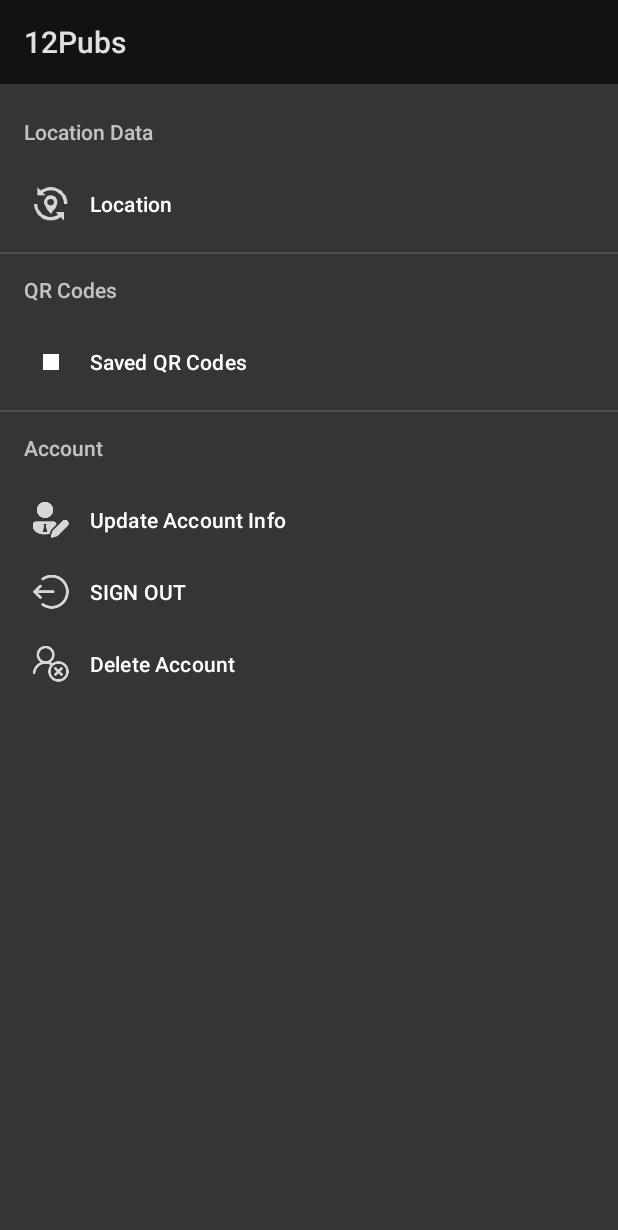
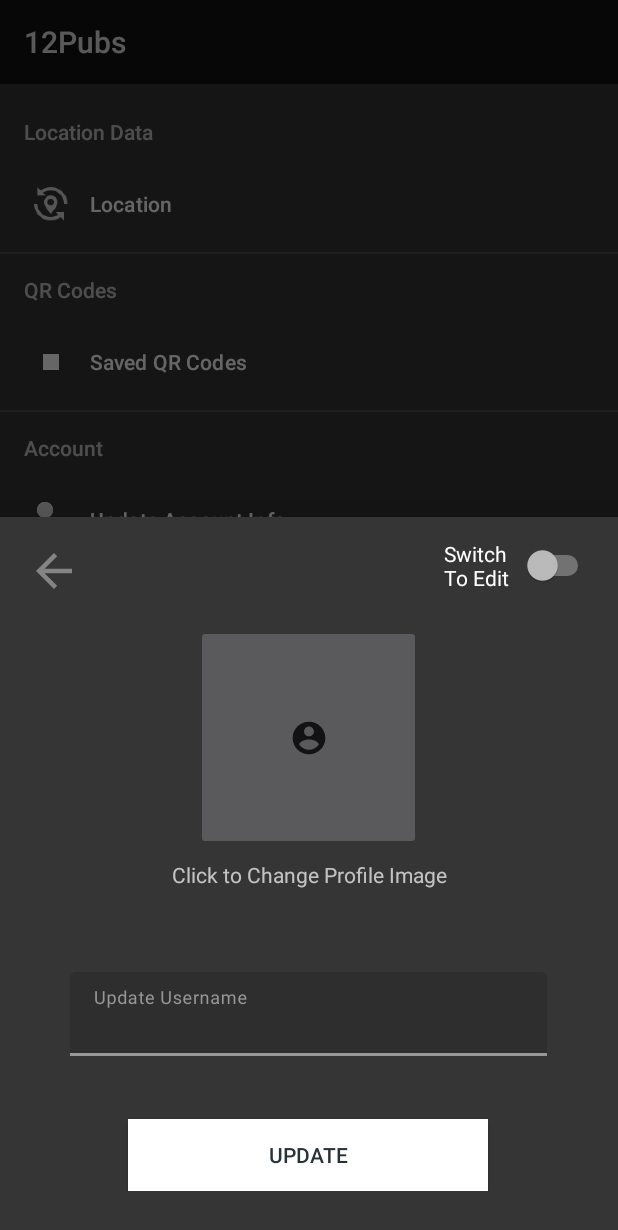
Before and after one commit to IzaacDoyle/12Pubs, an Android app: the fragment SettingsFragment shown on its own in the app's theme, after a tap on "Update Account Info", on a phone screen of 412 x 824 dp. Shown: the top 1230 px of the screen. Run offline under Robolectric (Android 15) with nearby library versions, the phone set to English and light mode, and no system bars; 1 statement that could not run was skipped.

Commit message:
AddedUpdate info and Fb storage

```diff
--- a/app/build.gradle
+++ b/app/build.gradle
@@ -53,6 +53,8 @@ dependencies {
     implementation 'com.google.firebase:firebase-auth-ktx:21.0.1'
     implementation 'com.google.firebase:firebase-storage-ktx:20.0.0'
     implementation 'com.google.firebase:firebase-auth:21.0.1'
+    implementation 'com.google.firebase:firebase-database-ktx:20.0.3'
+    implementation 'com.google.firebase:firebase-firestore-ktx:24.0.0'
     testImplementation 'junit:junit:'
     implementation 'com.github.bumptech.glide:glide:4.12.0'
 
--- a/app/src/main/java/Izaac/Doyle/PubsApp/Models/AccountModel.kt
+++ b/app/src/main/java/Izaac/Doyle/PubsApp/Models/AccountModel.kt
@@ -5,7 +5,6 @@ import android.os.Parcelable
 import kotlinx.parcelize.Parcelize
 
 @Parcelize
-data class AccountModel(var id: Long = 0,
+data class AccountModel(var id: String ="",
                         var username: String = "",
-                        var password: String = "",
                         var email: String = ""): Parcelable
--- a/app/src/main/java/Izaac/Doyle/PubsApp/Models/AccountStore.kt
+++ b/app/src/main/java/Izaac/Doyle/PubsApp/Models/AccountStore.kt
@@ -10,7 +10,7 @@ interface AccountStore{
     fun SignIn(Account: AccountModel)
     fun SignOut(activity: Activity)
     fun UpdateAccount(Account: AccountModel)
-    fun LoginCreate(Email:String,Password: String,Username:String,activity: Activity)
+    fun LoginCreate(Account: AccountModel,Password: String,activity: Activity)
     fun GoogleSignIn(idToken: String?,activity: Activity)
     fun ReAuth(email:String,password:String,info: String)
 }
--- a/app/src/main/java/Izaac/Doyle/PubsApp/ui/BottomSheet/BottomFragmentCreate.kt
+++ b/app/src/main/java/Izaac/Doyle/PubsApp/ui/BottomSheet/BottomFragmentCreate.kt
@@ -3,6 +3,7 @@ package Izaac.Doyle.PubsApp.ui.BottomSheet
 
 import Izaac.Doyle.PubsApp.Helpers.onDataPasser
 import Izaac.Doyle.PubsApp.Main.MainApp
+import Izaac.Doyle.PubsApp.Models.AccountModel
 import Izaac.Doyle.PubsApp.R
 import Izaac.Doyle.PubsApp.databinding.AccountBottomDialogBinding
 import Izaac.Doyle.PubsApp.databinding.AccountCreateBottomDialogBinding
@@ -100,9 +101,8 @@ class BottomFragmentCreate: BottomSheetDialogFragment(),onDataPasser {
                 } else {
                     if (passwordValid && emailValid) {
                         app.account.LoginCreate(
-                            binding.UserEmailCreate2.text.toString().trim(),
+                            AccountModel("",  binding.UserUsernameCreate2.text.toString().trim(), binding.UserEmailCreate2.text.toString().trim()),
                             binding.UserPasswordCreate2.text.toString().trim(),
-                           binding.UserUsernameCreate2.text.toString().trim(),
                             requireActivity()
                         )
                         dismiss()
--- /dev/null
+++ b/app/src/main/java/Izaac/Doyle/PubsApp/ui/BottomSheet/settings_update_info.kt
@@ -0,0 +1,36 @@
+package Izaac.Doyle.PubsApp.ui.BottomSheet
+
+import Izaac.Doyle.PubsApp.databinding.AccountBottomDialogBinding
+import Izaac.Doyle.PubsApp.databinding.SettingUpdateInfoBinding
+import android.os.Bundle
+import android.view.LayoutInflater
+import android.view.View
+import android.view.ViewGroup
+import com.google.android.material.bottomsheet.BottomSheetDialogFragment
+
+class settings_update_info: BottomSheetDialogFragment() {
+
+    private var _binding: SettingUpdateInfoBinding? = null
+
+
+
+
+    private val binding get() = _binding!!
+
+    override fun onCreateView(
+        inflater: LayoutInflater,
+        container: ViewGroup?,
+        savedInstanceState: Bundle?
+    ): View? {
+        _binding = SettingUpdateInfoBinding.inflate(inflater, container, false)
+        val root: View = binding.root
+
+
+
+
+        return root
+    }
+
+
+
+}
--- a/app/src/main/java/Izaac/Doyle/PubsApp/ui/Settings/SettingsFragment.kt
+++ b/app/src/main/java/Izaac/Doyle/PubsApp/ui/Settings/SettingsFragment.kt
@@ -5,7 +5,7 @@ import Izaac.Doyle.PubsApp.Helpers.onDataPasser
 import Izaac.Doyle.PubsApp.Main.MainApp
 import Izaac.Doyle.PubsApp.R
 import Izaac.Doyle.PubsApp.databinding.SettingsActivityBinding
-import Izaac.Doyle.PubsApp.ui.BottomSheet.BottomFragmentLogin
+import Izaac.Doyle.PubsApp.ui.BottomSheet.settings_update_info
 import Izaac.Doyle.PubsApp.ui.home.HomeFragment
 import android.app.Dialog
 import android.content.Context
@@ -14,7 +14,6 @@ import android.util.Log
 import android.view.*
 import android.widget.Button
 import android.widget.EditText
-import androidx.core.os.bundleOf
 import androidx.core.view.get
 import androidx.fragment.app.Fragment
 import androidx.lifecycle.ViewModelProvider
@@ -88,10 +87,6 @@ class SettingsFragment: Fragment() {
 
                     //start up the login again to verify, and then after display dialog box to confirm
 
-
-
-
-
                     dialog.requestWindowFeature(Window.FEATURE_NO_TITLE)
                     dialog.setCancelable(false)
                     dialog.setContentView(R.layout.custom_delete_dialogbox)
@@ -122,14 +117,26 @@ class SettingsFragment: Fragment() {
                            // textbox.error = "Email Does not match"
                         }
                     }
-
-
                     dialog.show()
-
-
                     true
                 }
                 else -> {true }
+            }
+        }
+        binding.navviewMenuitems.menu[2].subMenu[0].setOnMenuItemClickListener {
+            val settings = settings_update_info()
+            when(it.itemId){
+                R.id.settings_update_account->{
+
+                    if (!settings.isAdded) {
+                        settings.show(childFragmentManager, "Bottom Create")
+                        settings.isHidden
+                    }
+                    true
+                }
+                else -> {
+                    true
+                }
             }
         }
 
--- /dev/null
+++ b/app/src/main/res/drawable-anydpi/ic_back_button.xml
@@ -0,0 +1,17 @@
+<vector xmlns:android="http://schemas.android.com/apk/res/android"
+    android:width="24dp"
+    android:height="24dp"
+    android:viewportWidth="24"
+    android:viewportHeight="24"
+    android:tint="#000000"
+    android:alpha="0.8"
+    android:autoMirrored="true">
+  <group android:scaleX="1.5"
+      android:scaleY="1.5"
+      android:translateX="-6"
+      android:translateY="-6">
+    <path
+        android:fillColor="@android:color/white"
+        android:pathData="M20,11H7.83l5.59,-5.59L12,4l-8,8 8,8 1.41,-1.41L7.83,13H20v-2z"/>
+  </group>
+</vector>
--- a/app/src/main/res/layout/account_bottom_dialog.xml
+++ b/app/src/main/res/layout/account_bottom_dialog.xml
@@ -18,11 +18,12 @@
 
         <TextView
             android:id="@+id/loginTopText"
-            android:layout_width="match_parent"
+            android:layout_width="288dp"
             android:layout_height="wrap_content"
             android:layout_weight="2"
             android:background="@null"
             android:ems="10"
+            android:gravity="end"
             android:inputType="none"
             android:paddingVertical="20dp"
             android:paddingEnd="5dp"
--- /dev/null
+++ b/app/src/main/res/layout/setting_update_info.xml
@@ -0,0 +1,100 @@
+<?xml version="1.0" encoding="utf-8"?>
+
+
+<androidx.constraintlayout.widget.ConstraintLayout xmlns:android="http://schemas.android.com/apk/res/android"
+    xmlns:app="http://schemas.android.com/apk/res-auto"
+    xmlns:tools="http://schemas.android.com/tools"
+    android:layout_width="match_parent"
+    android:layout_height="wrap_content"
+    android:paddingBottom="30dp">
+
+    <LinearLayout
+        android:id="@+id/linearLayout"
+        android:layout_width="0dp"
+        android:layout_height="wrap_content"
+        android:layout_marginTop="72dp"
+        android:gravity="center|fill"
+        android:orientation="vertical"
+        app:layout_constraintEnd_toEndOf="parent"
+        app:layout_constraintHorizontal_bias="0.0"
+        app:layout_constraintStart_toStartOf="parent"
+        app:layout_constraintTop_toTopOf="parent">
+
+        <ImageButton
+            android:id="@+id/account_image_update"
+            android:layout_width="150dp"
+            android:layout_height="150dp"
+            android:layout_gravity="center"
+            android:contentDescription="Update Profile Image"
+            android:src="@drawable/ic_account" />
+
+        <TextView
+            android:id="@+id/textView5"
+            android:layout_width="match_parent"
+            android:layout_height="33dp"
+            android:gravity="center"
+            android:text="Click to Change Profile Image" />
+    </LinearLayout>
+
+
+    <Switch
+        android:id="@+id/account_toggle_update"
+        android:layout_width="100dp"
+        android:layout_height="wrap_content"
+        android:text="Switch To Edit"
+        app:layout_constraintBottom_toBottomOf="parent"
+        app:layout_constraintEnd_toEndOf="parent"
+        app:layout_constraintHorizontal_bias="0.948"
+        app:layout_constraintStart_toStartOf="parent"
+        app:layout_constraintTop_toTopOf="parent"
+        app:layout_constraintVertical_bias="0.036"
+        tools:ignore="TouchTargetSizeCheck" />
+
+    <com.google.android.material.textfield.TextInputLayout
+        android:id="@+id/textInputLayout2"
+        android:layout_width="318dp"
+        android:layout_height="58dp"
+        android:layout_marginTop="48dp"
+        app:layout_constraintEnd_toEndOf="parent"
+        app:layout_constraintHorizontal_bias="0.494"
+        app:layout_constraintStart_toStartOf="parent"
+        app:layout_constraintTop_toBottomOf="@+id/linearLayout">
+
+        <com.google.android.material.textfield.TextInputEditText
+            android:id="@+id/account_username_update"
+            android:layout_width="match_parent"
+            android:layout_height="wrap_content"
+            android:hint="Update Username" />
+    </com.google.android.material.textfield.TextInputLayout>
+
+    <androidx.appcompat.widget.AppCompatButton
+        android:id="@+id/account_info_update"
+        android:layout_width="240dp"
+        android:layout_height="wrap_content"
+        android:layout_marginTop="40dp"
+        android:background="#FFFFFF"
+        android:text="Update"
+        android:textColor="#263238"
+        app:layout_constraintBottom_toBottomOf="parent"
+        app:layout_constraintEnd_toEndOf="parent"
+        app:layout_constraintHorizontal_bias="0.497"
+        app:layout_constraintStart_toStartOf="parent"
+        app:layout_constraintTop_toBottomOf="@+id/textInputLayout2"
+        app:layout_constraintVertical_bias="0.0" />
+
+    <Button
+        android:id="@+id/button4"
+        android:layout_width="50dp"
+        android:layout_height="wrap_content"
+        android:gravity="center"
+        app:icon="@drawable/ic_back_button"
+        app:iconGravity="start"
+        app:layout_constraintBottom_toBottomOf="parent"
+        app:layout_constraintEnd_toEndOf="parent"
+        app:layout_constraintHorizontal_bias="0.044"
+        app:layout_constraintStart_toStartOf="parent"
+        app:layout_constraintTop_toTopOf="parent"
+        app:layout_constraintVertical_bias="0.03"
+        tools:ignore="SpeakableTextPresentCheck" />
+
+</androidx.constraintlayout.widget.ConstraintLayout>
```
Also changed, not shown: app/src/main/java/Izaac/Doyle/PubsApp/Firebase/FBAccount.kt (+13 -6 lines), app/src/main/java/Izaac/Doyle/PubsApp/Firebase/FBStorage.kt (+70 -0 lines), app/src/main/java/Izaac/Doyle/PubsApp/Firebase/FirebaseUWC.kt (+37 -1 lines), app/src/main/java/Izaac/Doyle/PubsApp/Models/AccountMemStore.kt (+10 -8 lines), app/src/main/java/Izaac/Doyle/PubsApp/activities/MainActivity.kt (+23 -18 lines), app/src/main/res/layout/fragment_home.xml (+6 -3 lines), app/src/main/res/drawable-hdpi/ic_back_button.png (added), app/src/main/res/drawable-mdpi/ic_back_button.png (added), app/src/main/res/drawable-xhdpi/ic_back_button.png (added), app/src/main/res/drawable-xxhdpi/ic_back_button.png (added).
